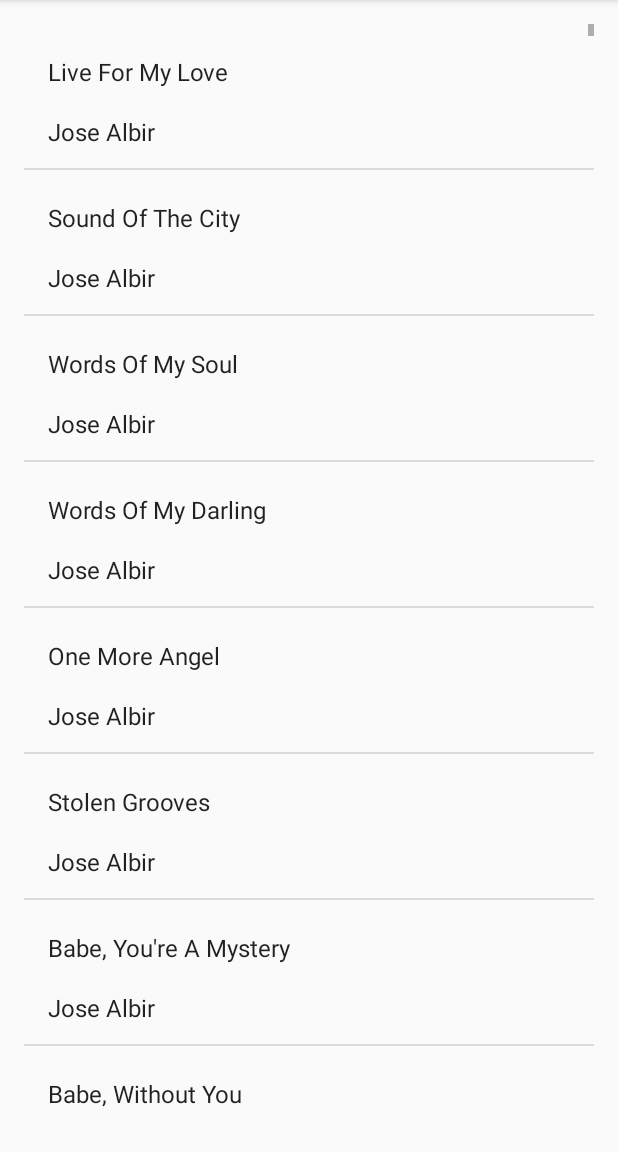
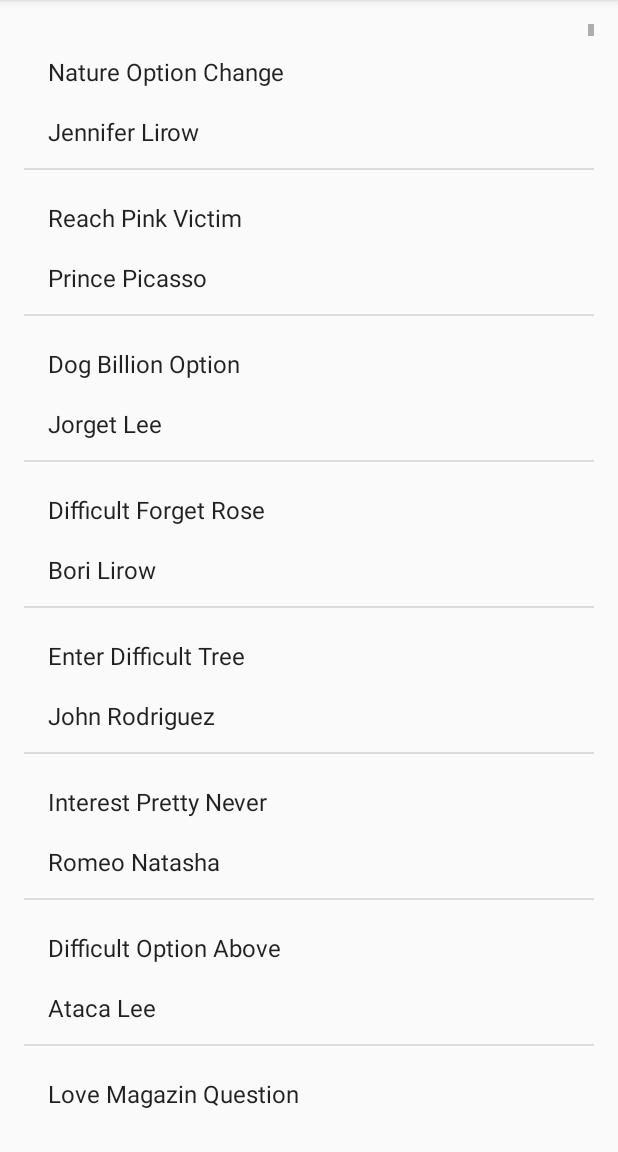
Before and after one commit to tomaszkolonko/AndroidBasic_MusicPlayer, an Android app: the screen it shows after launch (ListSongsActivity), after a tap on "Pop", on a phone screen of 412 x 824 dp, the part 84-1236 px from its top. Run offline under Robolectric (Android 15) with nearby library versions, the phone set to English and light mode, and no system bars.

Commit message:
Fixed random number generation in SongGeneration + minor refactoring

```diff
--- a/app/src/main/java/com/example/android/androidbasicsmusicplayer/MainActivity.java
+++ b/app/src/main/java/com/example/android/androidbasicsmusicplayer/MainActivity.java
@@ -10,11 +10,6 @@ import java.util.Arrays;
 
 public class MainActivity extends AppCompatActivity {
 
-    private ArrayList<String> listOfGenre = new ArrayList(Arrays.asList("Pop", "Blues", "Rock",
-            "Salsa", "Bachata", "Techno", "Jazz", "Swing", "Classic", "Ska",
-            "RocknRoll", "Electronic"));
-
-
     @Override
     protected void onCreate(Bundle savedInstanceState) {
         super.onCreate(savedInstanceState);
@@ -22,11 +17,9 @@ public class MainActivity extends AppCompatActivity {
 
         SongGenerator songGenerator = new SongGenerator();
 
-
-
         final GridView gridView = findViewById(R.id.categoryGridView);
 
-        GenreAdapter adapter = new GenreAdapter(this, listOfGenre);
+        GenreAdapter adapter = new GenreAdapter(this, SongGenerator.getListOfGenre());
         gridView.setAdapter(adapter);
 
 
--- a/app/src/main/java/com/example/android/androidbasicsmusicplayer/SongContainer.java
+++ b/app/src/main/java/com/example/android/androidbasicsmusicplayer/SongContainer.java
@@ -19,17 +19,6 @@ public class SongContainer {
     }
 
     public static void createSongContainer() {
-        listOfSongs.add(new Song("Live For My Love", "Jose Albir", "Blues", 120));
-        listOfSongs.add(new Song("Sound Of The City", "Jose Albir", "Blues", 120));
-        listOfSongs.add(new Song("Words Of My Soul", "Jose Albir", "Blues", 120));
-        listOfSongs.add(new Song("Words Of My Darling", "Jose Albir", "Blues", 120));
-        listOfSongs.add(new Song("One More Angel", "Jose Albir", "Blues", 120));
-        listOfSongs.add(new Song("Stolen Grooves", "Jose Albir", "Blues", 120));
-        listOfSongs.add(new Song("Babe, You're A Mystery", "Jose Albir", "Blues", 120));
-        listOfSongs.add(new Song("Babe, Without You", "Jose Albir", "Blues", 120));
-        listOfSongs.add(new Song("I Love He Ain't Bad", "Jose Albir", "Blues", 120));
-        listOfSongs.add(new Song("He's Mysterious", "Jose Albir", "Blues", 120));
-
         for (int i = 0; i < 1000; i++) {
             listOfSongs.add(songGenerator.generateSong());
         }
--- a/app/src/main/java/com/example/android/androidbasicsmusicplayer/SongGenerator.java
+++ b/app/src/main/java/com/example/android/androidbasicsmusicplayer/SongGenerator.java
@@ -1,4 +1,7 @@
 package com.example.android.androidbasicsmusicplayer;
+
+import java.util.ArrayList;
+import java.util.Arrays;
 
 public class SongGenerator {
     private final int MAX_SONG_LENGTH_SECONDS = 360;
@@ -23,30 +26,39 @@ public class SongGenerator {
         String title = generateTitle();
         String author = generateAuthor();
         String genre = generateGenre();
-        int length = (int) Math.random() * MAX_SONG_LENGTH_SECONDS + MIN_SONG_LENGTH_SECONDS;
+        int length = generateLength();
         Song song = new Song(title, author, genre, length);
         return song;
     }
 
     private String generateTitle() {
-        int position = (int) Math.random() * titles.length;
-        return titles[position];
+        int first = (int) (Math.random() * titles.length);
+        int second = (int) (Math.random() * titles.length);
+        int third = (int) (Math.random() * titles.length);
+
+        return titles[first] + " " + titles[second] + " " + titles[third];
     }
 
     private String generateAuthor() {
-        int positionFirstName = (int) Math.random() * authorFirstName.length;
-        int positionLastName = (int) Math.random() * authorLastName.length;
+        int positionFirstName = (int) (Math.random() * authorFirstName.length);
+        int positionLastName = (int) (Math.random() * authorLastName.length);
         return authorFirstName[positionFirstName] + " " + authorLastName[positionLastName];
     }
 
     private String generateGenre() {
-        int position = (int) Math.random() * genre.length;
+        int position = (int) (Math.random() * genre.length);
         return genre[position];
     }
 
-    public static String[] getGenre() {
-        return genre;
+    private int generateLength() {
+        int length = (int) (Math.random() * MAX_SONG_LENGTH_SECONDS + MIN_SONG_LENGTH_SECONDS);
+        return length;
+    }
+
+    public static ArrayList<String> getListOfGenre() {
+        return new ArrayList(Arrays.asList(genre));
     }
 
 
+
 }
```
